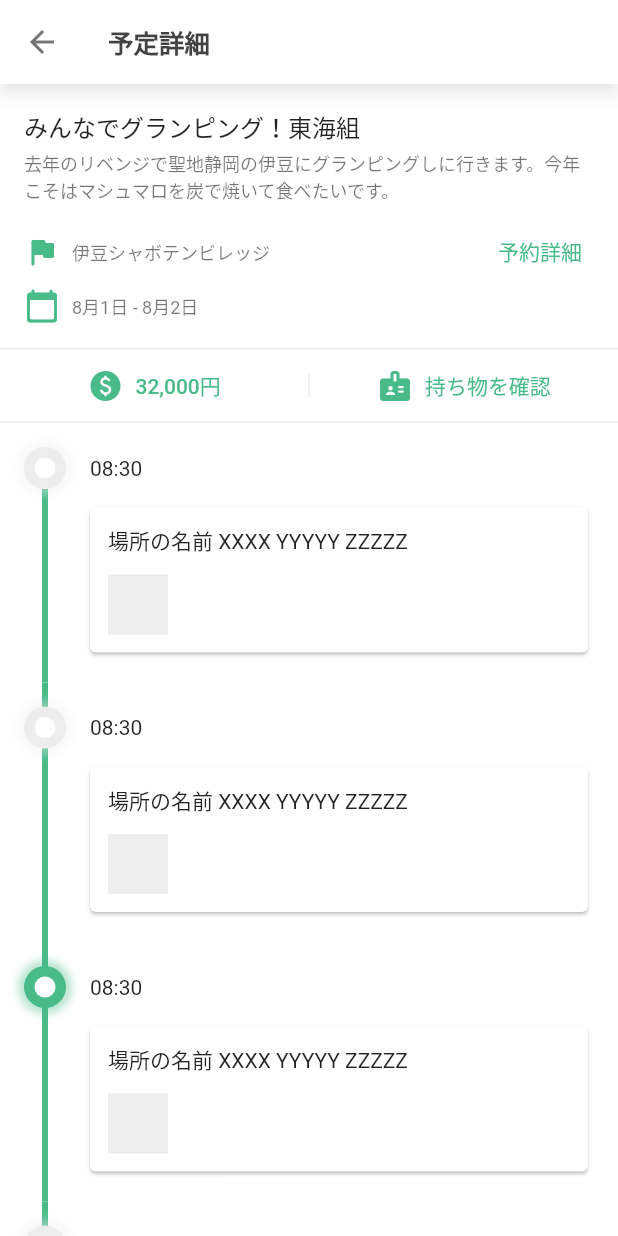
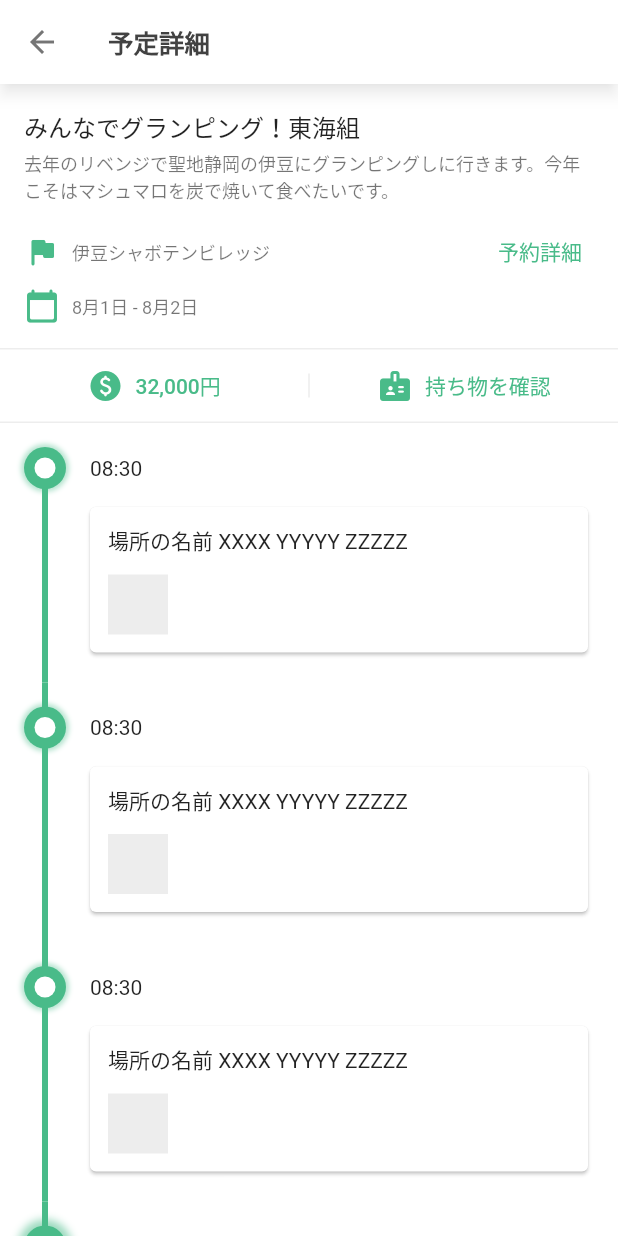
Before and after one commit to hayabusabusa/yrzy-shiori, a Flutter app: the PlanDetailScreen screen opened directly, on a phone screen of 412 x 824 dp. Run offline on Flutter 3.47's test engine with Material 2 defaults, Android fonts, the phone set to English and light mode, and no system bars; our stand-ins replace cloud_firestore, firebase_storage, rxdart; accounts and stored records are empty.

Commit message:
ui: add none pulse circle widget and fix plan detail screen layout

```diff
--- a/lib/application/screens/plan_detail_screen.dart
+++ b/lib/application/screens/plan_detail_screen.dart
@@ -37,9 +37,9 @@ class PlanDetailScreen extends StatelessWidget {
               delegate: SliverChildBuilderDelegate(
                 (context, index) {
                   // 現在地を仮に2とする.
-                  final currentIndex = 2;
+                  final currentIndex = 3;
                   final isCurrent = index == currentIndex;
-                  final isPassed = index <= currentIndex;
+                  final isPassed = index < currentIndex;
                   final isNext = (index - 1) == currentIndex;
                   if (index == 0) {
                     return PlanDetailTimeline.start(isCurrent: isCurrent, isPassed: isPassed,);
--- /dev/null
+++ b/lib/application/widgets/none_pulse_circle.dart
@@ -0,0 +1,55 @@
+import 'package:flutter/material.dart';
+
+class NonePulseCircle extends StatelessWidget {
+  final double size;
+  final Color? color;
+  final Color? innerColor;
+
+  const NonePulseCircle({
+    Key? key,
+    this.color,
+    this.innerColor,
+    required this.size,
+  }) : super(key: key);
+
+  @override
+  Widget build(BuildContext context) {
+    final color = this.color ?? Theme.of(context).primaryColor;
+    final innerColor = this.innerColor ?? Theme.of(context).scaffoldBackgroundColor;
+    final innerSize = this.size / 2;
+    final innerPosition = this.size / 4;
+    return Stack(
+      children: [
+        // UI: Outer circle
+        Container(
+          width: size,
+          height: size,
+          decoration: BoxDecoration(
+            color: color,
+            shape: BoxShape.circle,
+            boxShadow: [
+              BoxShadow(
+                color: color.withOpacity(0.4),
+                blurRadius: 2,
+                spreadRadius: 2,
+              ),
+            ],
+          ),
+        ),
+        // UI: Inner circle
+        Positioned(
+          top: innerPosition,
+          left: innerPosition,
+          child: Container(
+            width: innerSize,
+            height: innerSize,
+            decoration: BoxDecoration(
+              color: innerColor,
+              shape: BoxShape.circle,
+            ),
+          ),
+        ),
+      ],
+    );
+  }
+}
--- a/lib/application/widgets/plan_detail_timeline.dart
+++ b/lib/application/widgets/plan_detail_timeline.dart
@@ -1,5 +1,6 @@
 import 'package:flutter/material.dart';
 
+import 'package:shiori/application/widgets/none_pulse_circle.dart';
 import 'package:shiori/application/widgets/pulse_circle.dart';
 
 class PlanDetailTimeline extends StatelessWidget {
@@ -44,6 +45,25 @@ class PlanDetailTimeline extends StatelessWidget {
     isEnd: true,
   );
 
+  Widget _buildCircle(BuildContext context) {
+    return isCurrent
+      // 現在の地点の場合は色を変えてアニメーションさせる.
+      ? PulseCircle(
+          size: 28,
+          color: Theme.of(context).primaryColor,
+          innerColor: Colors.white,
+          duration: Duration(milliseconds: 1800),
+        )
+      : NonePulseCircle(
+          size: 28,
+          // 通り過ぎた地点は色を変える.
+          color: isPassed
+            ? Theme.of(context).primaryColor
+            : Theme.of(context).dividerColor,
+          innerColor: Colors.white,
+        );
+  }
+
   Widget _buildTopLine(BuildContext context) {
     return isStart
       ? const SizedBox()
@@ -53,8 +73,8 @@ class PlanDetailTimeline extends StatelessWidget {
           child: Container(
             width: 4,
             height: 30,
-            // 次の目的地もしくは通り過ぎた地点の場合は上半分のラインの色を変える.
-            color: isNext || isPassed
+            // 今目的地もしくは通り過ぎた地点の場合は上半分のラインの色を変える.
+            color: isCurrent || isPassed
               ? Theme.of(context).primaryColor
               : Theme.of(context).dividerColor,
           ),
@@ -120,15 +140,7 @@ class PlanDetailTimeline extends StatelessWidget {
               Row(
                 children: [
                   // UI: Circle
-                  PulseCircle(
-                    size: 28,
-                    // 現在の地点の場合は色を変えてアニメーションさせる.
-                    color: isCurrent
-                      ? Theme.of(context).primaryColor
-                      : Theme.of(context).dividerColor,
-                    innerColor: Colors.white,
-                    duration: Duration(milliseconds: 1800),
-                  ),
+                  _buildCircle(context),
                   const SizedBox(width: 16,),
                   // UI: Departure time
                   Text('08:30')
--- a/lib/application/widgets/pulse_circle.dart
+++ b/lib/application/widgets/pulse_circle.dart
@@ -58,7 +58,7 @@ class _PulseCircleState extends State<PulseCircle> with SingleTickerProviderStat
             shape: BoxShape.circle,
             boxShadow: [
               BoxShadow(
-                color: color.withOpacity(0.4),
+                color: color.withOpacity(0.56),
                 blurRadius: _animation.value,
                 spreadRadius: _animation.value,
               ),
```
